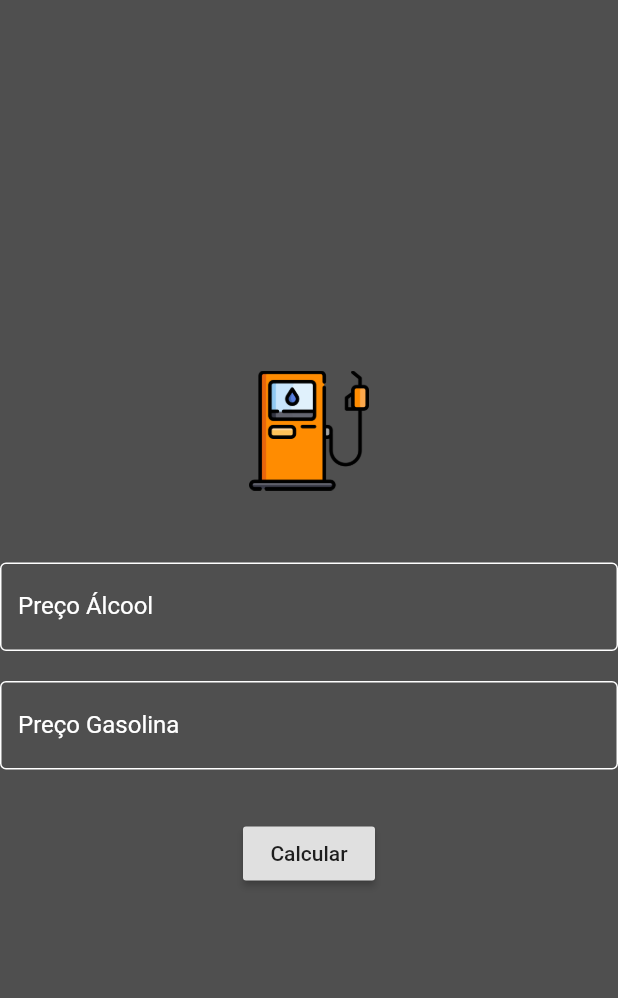
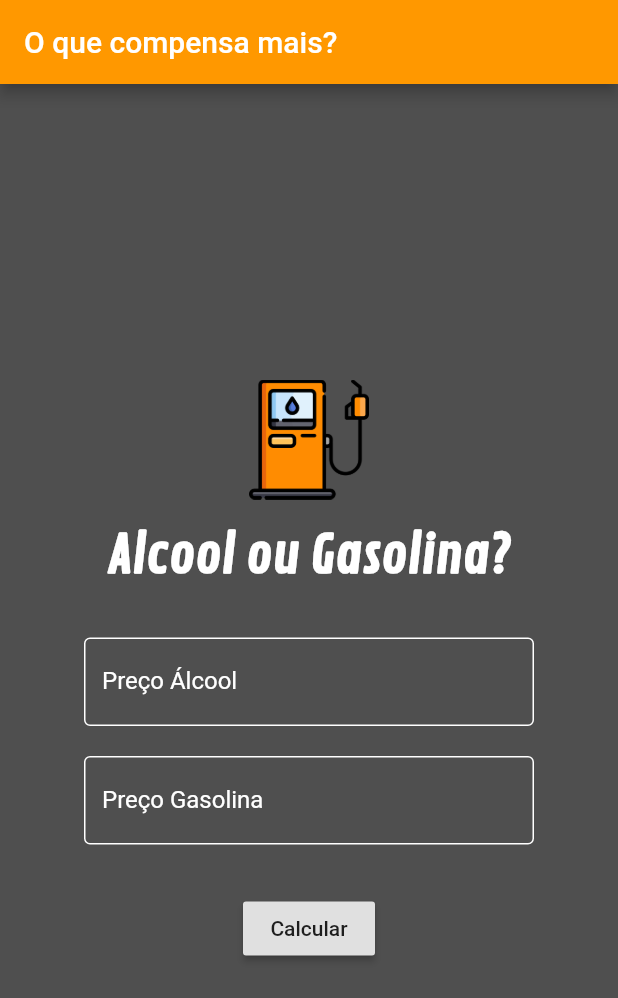
Before and after one commit to Luis-Honorato/alcool_gasolina, a Flutter app: the screen it shows after launch, on a phone screen of 412 x 824 dp. Shown: the top 998 px of the screen. Run offline on Flutter 3.47's test engine with Material 2 defaults, Android fonts, the phone set to English and light mode, and no system bars; missing offline and left inert: dart:ffi.

Commit message:
Melhorei a interface
coloquei uma fonte melhor, adicionei uma appBar

```diff
--- a/lib/calc.dart
+++ b/lib/calc.dart
@@ -15,6 +15,17 @@ class _CalcState extends State<Calc> {
   Widget build(BuildContext context) {
     return Scaffold(
       backgroundColor: Color(0xff4F4F4F),
+
+      appBar: AppBar(
+        title: Text(
+          "O que compensa mais?",
+          style: TextStyle(
+            color: Colors.white
+          ),
+        ),
+        backgroundColor: Colors.orange,
+      ),
+
       body: Center(
         child: Column(
         crossAxisAlignment: CrossAxisAlignment.center,
@@ -30,13 +41,25 @@ class _CalcState extends State<Calc> {
               height: 112,
             ),
           ),
+          Container(child: Text(
+              "Alcool ou Gasolina?",
+              style: TextStyle(
+                fontSize: 35,
+                color: Colors.white,
+                fontWeight: FontWeight.bold,
+                fontFamily: "ContrailOne"
+              ),
+            ),
+          ),
 
           Padding(padding: EdgeInsets.all(16)),
 
           Container(
             child: Column(
               children: <Widget> [
-                TextField(
+                Container(
+                  width: 300,
+                  child: TextField(
                   cursorColor: Colors.white,
                   keyboardType: TextInputType.number,
                   decoration: InputDecoration(
@@ -49,10 +72,13 @@ class _CalcState extends State<Calc> {
                       )
                    ),
                   ),
+                ),
 
                 Padding(padding: EdgeInsets.all(10)),
 
-                TextField(
+                Container(
+                  width: 300,
+                  child: TextField(
                   keyboardType: TextInputType.number,
 
                     decoration: InputDecoration(
@@ -68,6 +94,7 @@ class _CalcState extends State<Calc> {
                       color: Colors.white
                     ),
                   ),
+                )
               ],
             ),
           ),
```
Also changed, not shown: pubspec.yaml (+5 -6 lines), assets/fonts/ContrailOne.ttf (added), 6 other files. Lines whose indentation alone changed are shown as unchanged.
